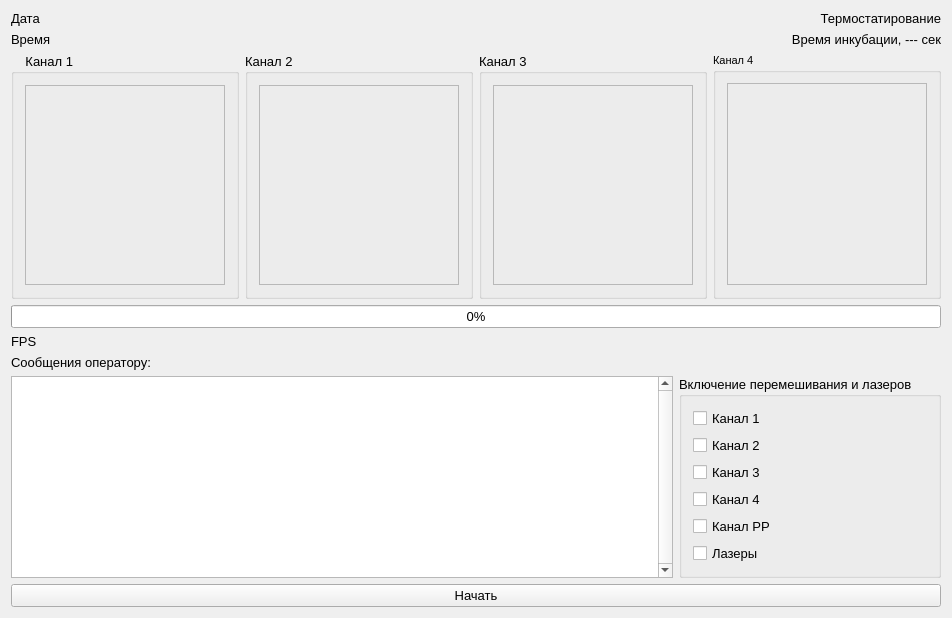
Above: widget.ui from krang4d/Agrekola before the change. Below: the same form after it.
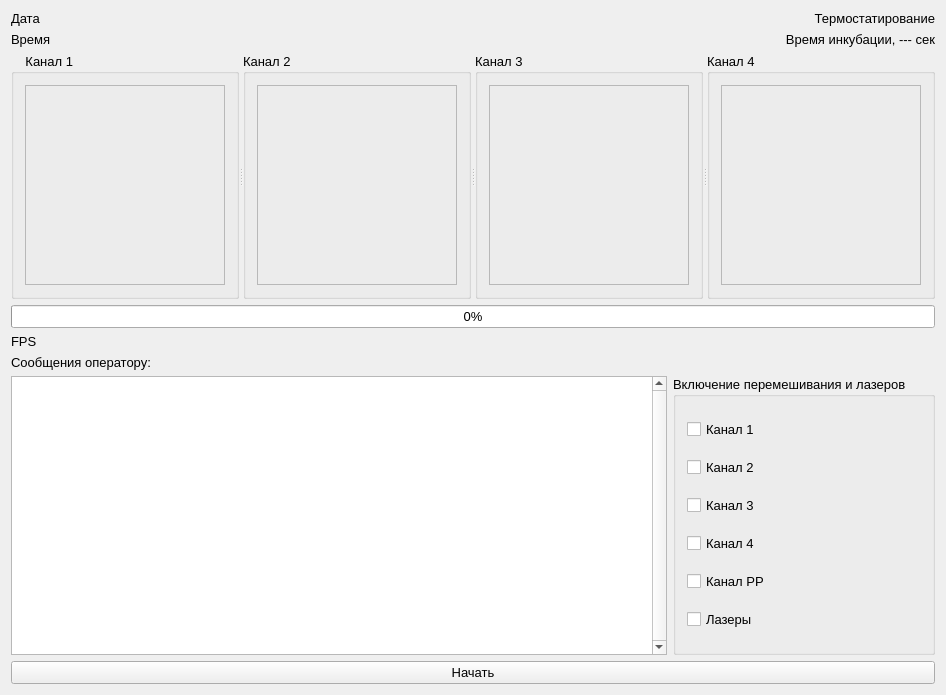
That is the form after the change. Custom widgets are drawn as their Qt base class.

```diff
--- a/widget.ui
+++ b/widget.ui
@@ -6,8 +6,8 @@
    <rect>
     <x>0</x>
     <y>0</y>
-    <width>918</width>
-    <height>614</height>
+    <width>941</width>
+    <height>695</height>
    </rect>
   </property>
   <property name="font">
@@ -100,8 +100,10 @@
     </layout>
    </item>
    <item>
-    <layout class="QHBoxLayout" name="horizontalLayout_2">
-     <item>
+    <widget class="QSplitter" name="splitter">
+     <property name="orientation">
+      <enum>Qt::Horizontal</enum>
+     </property>
       <widget class="QGroupBox" name="groupBox_f1">
        <property name="title">
         <string>    Канал 1</string>
@@ -125,8 +127,6 @@
         </item>
        </layout>
       </widget>
-     </item>
-     <item>
       <widget class="QGroupBox" name="groupBox_f2">
        <property name="title">
         <string>Канал 2</string>
@@ -150,8 +150,6 @@
         </item>
        </layout>
       </widget>
-     </item>
-     <item>
       <widget class="QGroupBox" name="groupBox_f3">
        <property name="title">
         <string>Канал 3</string>
@@ -175,12 +173,10 @@
         </item>
        </layout>
       </widget>
-     </item>
-     <item>
       <widget class="QGroupBox" name="groupBox_f4">
        <property name="font">
         <font>
-         <pointsize>8</pointsize>
+        <pointsize>10</pointsize>
          <weight>50</weight>
          <bold>false</bold>
         </font>
@@ -207,8 +203,7 @@
         </item>
        </layout>
       </widget>
-     </item>
-    </layout>
+    </widget>
    </item>
    <item>
     <widget class="QProgressBar" name="progressBar">
```
Lines whose indentation alone changed are shown as unchanged.
